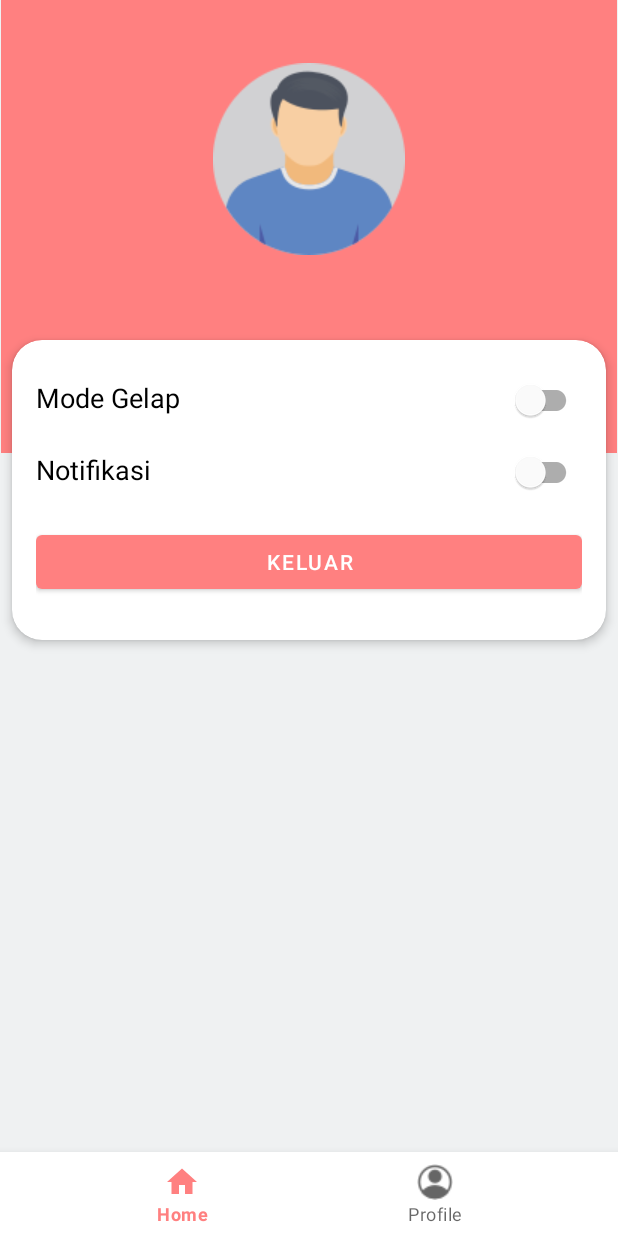
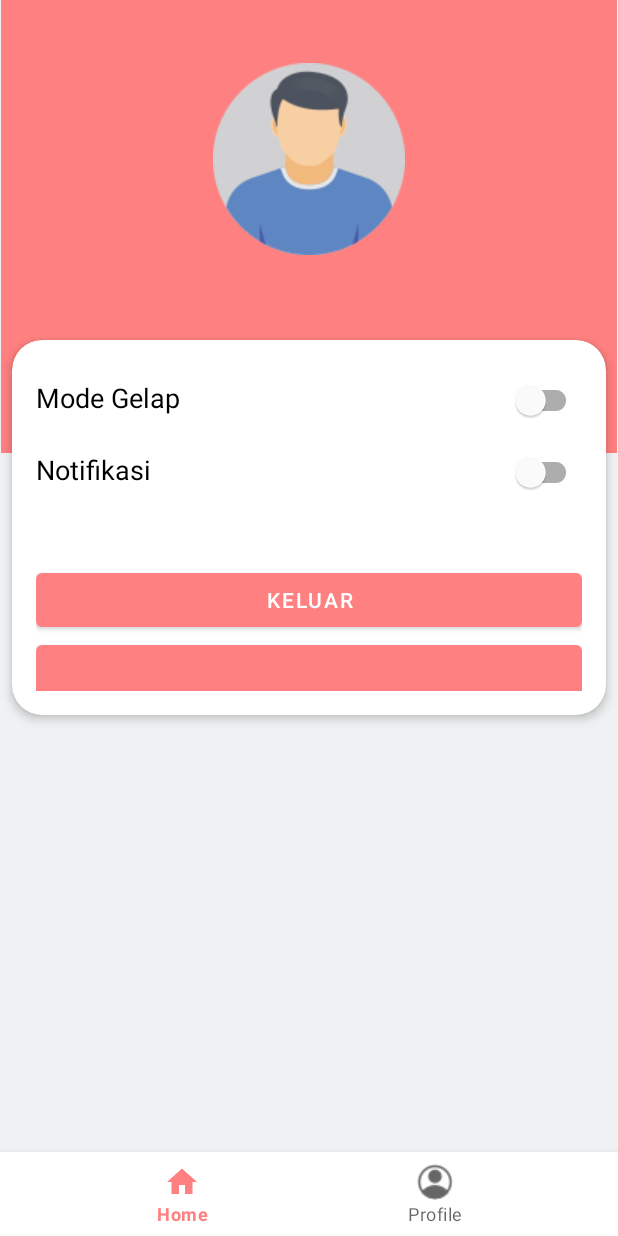
Before and after one commit to JonathanAlzndr/RescueHub, an Android app: the ProfileFragment screen opened through its navigation route, on a phone screen of 412 x 824 dp. Run offline under Robolectric (Android 15) with nearby library versions, the phone set to English and light mode, and no system bars; our stand-ins replace navigation-ui; 1 statement that could not run was skipped.

Commit message:
Implemented Maps

```diff
--- a/app/build.gradle.kts
+++ b/app/build.gradle.kts
@@ -1,6 +1,7 @@
 plugins {
     alias(libs.plugins.android.application)
     alias(libs.plugins.jetbrains.kotlin.android)
+    alias(libs.plugins.google.android.libraries.mapsplatform.secrets.gradle.plugin)
 }
 
 android {
@@ -52,6 +53,7 @@ dependencies {
     implementation(libs.androidx.navigation.fragment.ktx)
     implementation(libs.androidx.navigation.ui.ktx)
     implementation(libs.androidx.activity)
+    implementation(libs.play.services.maps)
     testImplementation(libs.junit)
     implementation(libs.retrofit2.converter.gson)
     implementation(libs.retrofit)
--- a/app/src/main/java/com/example/rescuehub/ui/profile/ProfileFragment.kt
+++ b/app/src/main/java/com/example/rescuehub/ui/profile/ProfileFragment.kt
@@ -10,6 +10,7 @@ import androidx.fragment.app.viewModels
 import com.example.rescuehub.databinding.FragmentProfileBinding
 import com.example.rescuehub.ui.factory.ViewModelFactory
 import com.example.rescuehub.ui.login.LoginActivity
+import com.example.rescuehub.ui.map.MapsActivity
 
 class ProfileFragment : Fragment() {
 
@@ -60,6 +61,10 @@ class ProfileFragment : Fragment() {
             startActivity(intent)
         }
 
+        binding.btnMap.setOnClickListener {
+            startActivity(Intent(requireActivity(), MapsActivity::class.java))
+        }
+
     }
 
     override fun onDestroyView() {
--- a/app/src/main/res/layout/fragment_profile.xml
+++ b/app/src/main/res/layout/fragment_profile.xml
@@ -20,9 +20,9 @@
         android:id="@+id/iv_profile"
         android:layout_width="wrap_content"
         android:layout_height="wrap_content"
+        android:layout_marginVertical="42dp"
         android:src="@drawable/man_128"
         app:layout_constraintEnd_toEndOf="parent"
-        android:layout_marginVertical="42dp"
         app:layout_constraintStart_toStartOf="parent"
         app:layout_constraintTop_toTopOf="parent" />
 
@@ -43,13 +43,13 @@
     <androidx.cardview.widget.CardView
         android:id="@+id/card_view"
         android:layout_width="match_parent"
-        android:layout_height="200dp"
+        android:layout_height="250dp"
         android:layout_margin="8dp"
         android:layout_marginVertical="16dp"
         android:padding="4dp"
-        app:cardElevation="4dp"
         app:cardBackgroundColor="@color/white"
         app:cardCornerRadius="20dp"
+        app:cardElevation="4dp"
         app:layout_constraintEnd_toEndOf="parent"
         app:layout_constraintHorizontal_bias="1.0"
         app:layout_constraintStart_toStartOf="parent"
@@ -118,6 +118,13 @@
                 app:layout_constraintStart_toStartOf="@id/linear_2"
                 app:layout_constraintTop_toBottomOf="@id/linear_2" />
 
+            <Button
+                android:id="@+id/btn_map"
+                android:layout_width="match_parent"
+                android:layout_height="wrap_content"
+                app:layout_constraintEnd_toEndOf="@id/btn_logout"
+                app:layout_constraintStart_toStartOf="@id/btn_logout"
+                app:layout_constraintTop_toBottomOf="@id/btn_logout" />
         </androidx.constraintlayout.widget.ConstraintLayout>
     </androidx.cardview.widget.CardView>
 
--- a/app/src/main/res/values/strings.xml
+++ b/app/src/main/res/values/strings.xml
@@ -29,4 +29,5 @@
     <string name="notifikasi">Notifikasi</string>
     <string name="keluar">Keluar</string>
     <string name="selamat_datang_n_s">Selamat Datang\n%s</string>
+    <string name="title_activity_maps">MapsActivity</string>
 </resources>
--- a/build.gradle.kts
+++ b/build.gradle.kts
@@ -2,4 +2,5 @@
 plugins {
     alias(libs.plugins.android.application) apply false
     alias(libs.plugins.jetbrains.kotlin.android) apply false
+    alias(libs.plugins.google.android.libraries.mapsplatform.secrets.gradle.plugin) apply false
 }
--- a/gradle/libs.versions.toml
+++ b/gradle/libs.versions.toml
@@ -22,6 +22,8 @@ converterGson = "2.9.0"
 datastorePreferences = "1.0.0"
 kotlinxCoroutinesAndroid = "1.5.2"
 kotlinxCoroutinesCore = "1.5.2"
+googleAndroidLibrariesMapsplatformSecretsGradlePlugin = "2.0.1"
+playServicesMaps = "18.1.0"
 
 
 [libraries]
@@ -46,7 +48,9 @@ androidx-navigation-fragment-ktx = { group = "androidx.navigation", name = "navi
 androidx-navigation-ui-ktx = { group = "androidx.navigation", name = "navigation-ui-ktx", version.ref = "navigationUiKtx" }
 retrofit = { module = "com.squareup.retrofit2:retrofit", version.ref = "retrofit" }
 androidx-activity = { group = "androidx.activity", name = "activity", version.ref = "activity" }
+play-services-maps = { group = "com.google.android.gms", name = "play-services-maps", version.ref = "playServicesMaps" }
 
 [plugins]
 android-application = { id = "com.android.application", version.ref = "agp" }
 jetbrains-kotlin-android = { id = "org.jetbrains.kotlin.android", version.ref = "kotlin" }
+google-android-libraries-mapsplatform-secrets-gradle-plugin = { id = "com.google.android.libraries.mapsplatform.secrets-gradle-plugin", version.ref = "googleAndroidLibrariesMapsplatformSecretsGradlePlugin" }
```
Also changed, not shown: app/src/main/AndroidManifest.xml (+19 -0 lines), app/src/main/java/com/example/rescuehub/ui/map/MapsActivity.kt (added, +48 -0 lines), app/src/main/res/layout/activity_maps.xml (added, +9 -0 lines).
